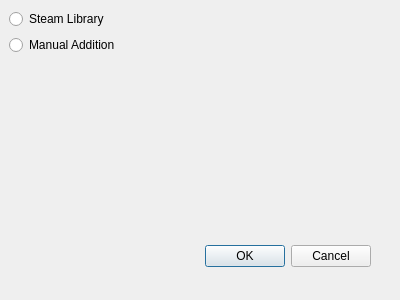
Old version of the form importwindow.ui in the repository JforJake/GameLauncher.
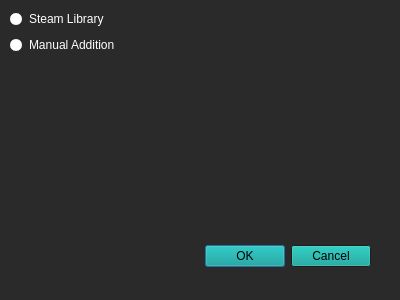
New version of the form.

What changed in the file:
```diff
--- a/importwindow.ui
+++ b/importwindow.ui
@@ -10,6 +10,259 @@
     <height>300</height>
    </rect>
   </property>
+  <property name="palette">
+   <palette>
+    <active>
+     <colorrole role="WindowText">
+      <brush brushstyle="SolidPattern">
+       <color alpha="255">
+        <red>255</red>
+        <green>255</green>
+        <blue>255</blue>
+       </color>
+      </brush>
+     </colorrole>
+     <colorrole role="Button">
+      <brush brushstyle="SolidPattern">
+       <color alpha="255">
+        <red>0</red>
+        <green>156</green>
+        <blue>148</blue>
+       </color>
+      </brush>
+     </colorrole>
+     <colorrole role="Light">
+      <brush brushstyle="SolidPattern">
+       <color alpha="255">
+        <red>42</red>
+        <green>42</green>
+        <blue>42</blue>
+       </color>
+      </brush>
+     </colorrole>
+     <colorrole role="Midlight">
+      <brush brushstyle="SolidPattern">
+       <color alpha="255">
+        <red>75</red>
+        <green>75</green>
+        <blue>75</blue>
+       </color>
+      </brush>
+     </colorrole>
+     <colorrole role="Dark">
+      <brush brushstyle="SolidPattern">
+       <color alpha="255">
+        <red>75</red>
+        <green>75</green>
+        <blue>75</blue>
+       </color>
+      </brush>
+     </colorrole>
+     <colorrole role="Mid">
+      <brush brushstyle="SolidPattern">
+       <color alpha="255">
+        <red>75</red>
+        <green>75</green>
+        <blue>75</blue>
+       </color>
+      </brush>
+     </colorrole>
+     <colorrole role="Window">
+      <brush brushstyle="SolidPattern">
+       <color alpha="255">
+        <red>42</red>
+        <green>42</green>
+        <blue>42</blue>
+       </color>
+      </brush>
+     </colorrole>
+     <colorrole role="Shadow">
+      <brush brushstyle="SolidPattern">
+       <color alpha="255">
+        <red>75</red>
+        <green>75</green>
+        <blue>75</blue>
+       </color>
+      </brush>
+     </colorrole>
+    </active>
+    <inactive>
+     <colorrole role="WindowText">
+      <brush brushstyle="SolidPattern">
+       <color alpha="255">
+        <red>255</red>
+        <green>255</green>
+        <blue>255</blue>
+       </color>
+      </brush>
+     </colorrole>
+     <colorrole role="Button">
+      <brush brushstyle="SolidPattern">
+       <color alpha="255">
+        <red>0</red>
+        <green>156</green>
+        <blue>148</blue>
+       </color>
+      </brush>
+     </colorrole>
+     <colorrole role="Light">
+      <brush brushstyle="SolidPattern">
+       <color alpha="255">
+        <red>42</red>
+        <green>42</green>
+        <blue>42</blue>
+       </color>
+      </brush>
+     </colorrole>
+     <colorrole role="Midlight">
+      <brush brushstyle="SolidPattern">
+       <color alpha="255">
+        <red>75</red>
+        <green>75</green>
+        <blue>75</blue>
+       </color>
+      </brush>
+     </colorrole>
+     <colorrole role="Dark">
+      <brush brushstyle="SolidPattern">
+       <color alpha="255">
+        <red>75</red>
+        <green>75</green>
+        <blue>75</blue>
+       </color>
+      </brush>
+     </colorrole>
+     <colorrole role="Mid">
+      <brush brushstyle="SolidPattern">
+       <color alpha="255">
+        <red>75</red>
+        <green>75</green>
+        <blue>75</blue>
+       </color>
+      </brush>
+     </colorrole>
+     <colorrole role="Window">
+      <brush brushstyle="SolidPattern">
+       <color alpha="255">
+        <red>42</red>
+        <green>42</green>
+        <blue>42</blue>
+       </color>
+      </brush>
+     </colorrole>
+     <colorrole role="Shadow">
+      <brush brushstyle="SolidPattern">
+       <color alpha="255">
+        <red>75</red>
+        <green>75</green>
+        <blue>75</blue>
+       </color>
+      </brush>
+     </colorrole>
+    </inactive>
+    <disabled>
+     <colorrole role="WindowText">
+      <brush brushstyle="SolidPattern">
+       <color alpha="255">
+        <red>75</red>
+        <green>75</green>
+        <blue>75</blue>
+       </color>
+      </brush>
+     </colorrole>
+     <colorrole role="Button">
+      <brush brushstyle="SolidPattern">
+       <color alpha="255">
+        <red>0</red>
+        <green>156</green>
+        <blue>148</blue>
+       </color>
+      </brush>
+     </colorrole>
+     <colorrole role="Light">
+      <brush brushstyle="SolidPattern">
+       <color alpha="255">
+        <red>42</red>
+        <green>42</green>
+        <blue>42</blue>
+       </color>
+      </brush>
+     </colorrole>
+     <colorrole role="Midlight">
+      <brush brushstyle="SolidPattern">
+       <color alpha="255">
+        <red>75</red>
+        <green>75</green>
+        <blue>75</blue>
+       </color>
+      </brush>
+     </colorrole>
+     <colorrole role="Dark">
+      <brush brushstyle="SolidPattern">
+       <color alpha="255">
+        <red>75</red>
+        <green>75</green>
+        <blue>75</blue>
+       </color>
+      </brush>
+     </colorrole>
+     <colorrole role="Mid">
+      <brush brushstyle="SolidPattern">
+       <color alpha="255">
+        <red>75</red>
+        <green>75</green>
+        <blue>75</blue>
+       </color>
+      </brush>
+     </colorrole>
+     <colorrole role="Text">
+      <brush brushstyle="SolidPattern">
+       <color alpha="255">
+        <red>75</red>
+        <green>75</green>
+        <blue>75</blue>
+       </color>
+      </brush>
+     </colorrole>
+     <colorrole role="ButtonText">
+      <brush brushstyle="SolidPattern">
+       <color alpha="255">
+        <red>75</red>
+        <green>75</green>
+        <blue>75</blue>
+       </color>
+      </brush>
+     </colorrole>
+     <colorrole role="Base">
+      <brush brushstyle="SolidPattern">
+       <color alpha="255">
+        <red>42</red>
+        <green>42</green>
+        <blue>42</blue>
+       </color>
+      </brush>
+     </colorrole>
+     <colorrole role="Window">
+      <brush brushstyle="SolidPattern">
+       <color alpha="255">
+        <red>42</red>
+        <green>42</green>
+        <blue>42</blue>
+       </color>
+      </brush>
+     </colorrole>
+     <colorrole role="Shadow">
+      <brush brushstyle="SolidPattern">
+       <color alpha="255">
+        <red>75</red>
+        <green>75</green>
+        <blue>75</blue>
+       </color>
+      </brush>
+     </colorrole>
+    </disabled>
+   </palette>
+  </property>
   <property name="windowTitle">
    <string>Dialog</string>
   </property>
```
